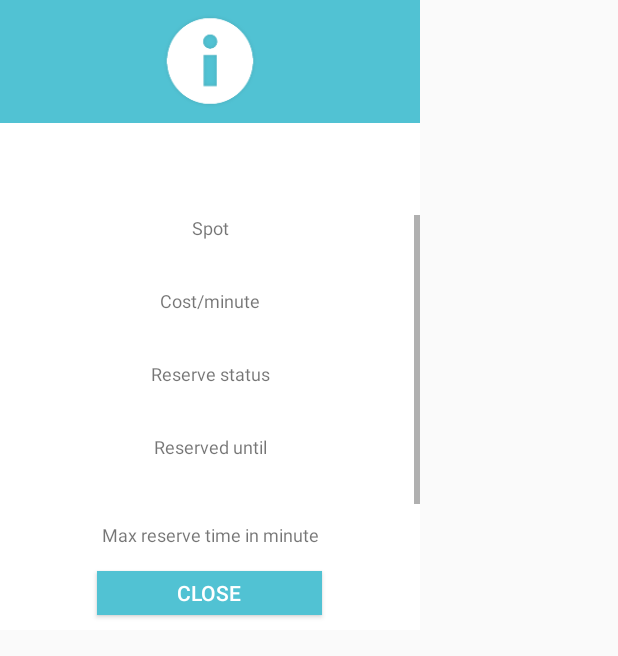
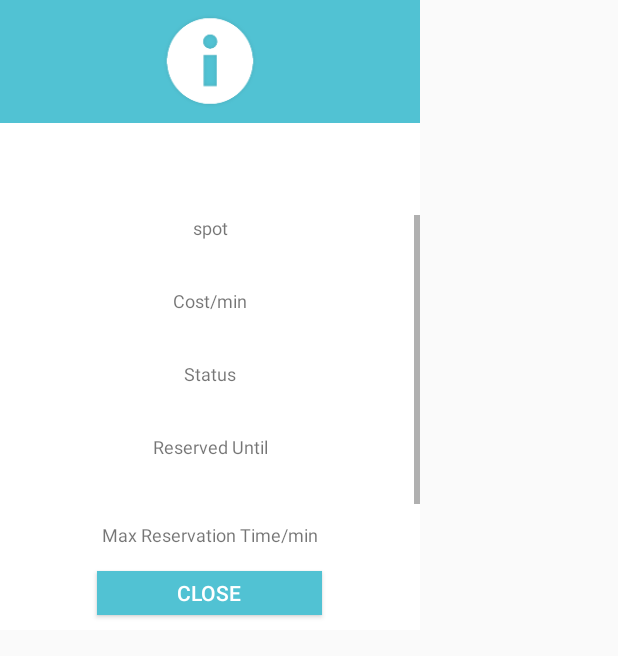
Before and after one commit to appfactoryCo/ParkingReservations, an Android app: the layout window_more.xml on its own in the app's theme, with its tools: preview values and no code run, on a phone screen of 412 x 824 dp. Shown: the top 656 px of the screen. Run offline under Robolectric (Android 15) with nearby library versions, the phone set to English and light mode, and no system bars.

Commit message:
Enhancements to landscape viewing

```diff
--- a/app/src/main/res/layout-land/window_more.xml
+++ b/app/src/main/res/layout-land/window_more.xml
@@ -1,7 +1,13 @@
 <?xml version="1.0" encoding="utf-8"?>
-<LinearLayout xmlns:android="http://schemas.android.com/apk/res/android"
+<RelativeLayout xmlns:android="http://schemas.android.com/apk/res/android"
     android:layout_width="280dp"
-    android:layout_height="420dp"
+    android:layout_height="match_parent"
+    android:background="@color/whitetrans"
+    android:orientation="vertical">
+
+    <LinearLayout
+        android:layout_width="match_parent"
+        android:layout_height="match_parent"
         android:background="@color/whitetrans"
         android:orientation="vertical">
 
@@ -16,7 +22,8 @@
                 android:layout_width="match_parent"
                 android:layout_height="wrap_content"
                 android:layout_gravity="center"
-            android:src="@drawable/info" />
+                android:src="@drawable/info"
+                android:contentDescription="@string/moreInfoWindow"/>
         </LinearLayout>
 
         <TextView
@@ -31,8 +38,8 @@
         <ScrollView
             android:layout_width="match_parent"
             android:layout_height="0px"
-        android:layout_weight="0.58"
-        android:layout_marginBottom="60dp">
+            android:layout_marginBottom="27dp"
+            android:layout_weight="0.65">
 
             <LinearLayout
                 android:layout_width="match_parent"
@@ -43,7 +50,7 @@
                     android:layout_width="match_parent"
                     android:layout_height="wrap_content"
                     android:gravity="center"
-                android:text="Spot"
+                    android:text="@string/spot"
                     android:textSize="12sp" />
 
                 <TextView
@@ -60,7 +67,7 @@
                     android:layout_height="wrap_content"
                     android:layout_marginTop="10dp"
                     android:gravity="center"
-                android:text="Cost/minute"
+                    android:text="@string/costPrMin"
                     android:textSize="12sp" />
 
                 <TextView
@@ -77,7 +84,7 @@
                     android:layout_height="wrap_content"
                     android:layout_marginTop="10dp"
                     android:gravity="center"
-                android:text="Reserve status"
+                    android:text="@string/reserveStatus"
                     android:textSize="12sp" />
 
                 <TextView
@@ -94,25 +101,25 @@
                     android:layout_height="wrap_content"
                     android:layout_marginTop="10dp"
                     android:gravity="center"
-                android:text="Reserved until"
+                    android:text="@string/reservedUntl"
                     android:textSize="12sp" />
 
                 <TextView
                     android:id="@+id/reservdUntl"
                     android:layout_width="match_parent"
                     android:layout_height="wrap_content"
+                    android:layout_marginBottom="10dp"
                     android:gravity="center"
                     android:textColor="@color/lightgreen"
                     android:textSize="16sp"
-                android:textStyle="bold"
-                android:layout_marginBottom="10dp"/>
+                    android:textStyle="bold" />
 
                 <TextView
                     android:layout_width="match_parent"
                     android:layout_height="wrap_content"
                     android:layout_marginTop="10dp"
                     android:gravity="center"
-                android:text="Max reserve time in minute"
+                    android:text="@string/maxTimePrMin"
                     android:textSize="12sp" />
 
                 <TextView
@@ -129,7 +136,7 @@
                     android:layout_height="wrap_content"
                     android:layout_marginTop="10dp"
                     android:gravity="center"
-                android:text="Minimum reserve time in minutes"
+                    android:text="@string/minTimePrMin"
                     android:textSize="12sp" />
 
                 <TextView
@@ -142,23 +149,22 @@
                     android:textStyle="bold" />
 
 
+            </LinearLayout>
+        </ScrollView>
+
+    </LinearLayout>
+
+
     <Button
         android:id="@+id/closebtn"
         android:layout_width="150dp"
-                android:layout_height="30dp"
-                android:layout_marginBottom="10dp"
-                android:layout_gravity="center"
+        android:layout_height="25dp"
+        android:layout_alignParentBottom="true"
+        android:layout_centerHorizontal="true"
+        android:layout_marginBottom="5dp"
         android:background="@color/lightgreen"
-                android:text="Close"
+        android:text="@string/close"
+        android:textAllCaps="false"
         android:textColor="@android:color/white" />
 
-
-
-        </LinearLayout>
-    </ScrollView>
-
-
-
-
-
-</LinearLayout>
+</RelativeLayout>
--- a/app/src/main/res/layout/window_more.xml
+++ b/app/src/main/res/layout/window_more.xml
@@ -16,7 +16,8 @@
             android:layout_width="match_parent"
             android:layout_height="wrap_content"
             android:layout_gravity="center"
-            android:src="@drawable/info" />
+            android:src="@drawable/info"
+            android:contentDescription="@string/moreInfoWindow"/>
     </LinearLayout>
 
     <TextView
@@ -42,7 +43,7 @@
                 android:layout_width="match_parent"
                 android:layout_height="wrap_content"
                 android:gravity="center"
-                android:text="Spot"
+                android:text="@string/spot"
                 android:textSize="12sp" />
 
             <TextView
@@ -59,7 +60,7 @@
                 android:layout_height="wrap_content"
                 android:layout_marginTop="10dp"
                 android:gravity="center"
-                android:text="Cost/minute"
+                android:text="@string/costPrMin"
                 android:textSize="12sp" />
 
             <TextView
@@ -76,7 +77,7 @@
                 android:layout_height="wrap_content"
                 android:layout_marginTop="10dp"
                 android:gravity="center"
-                android:text="Reserve status"
+                android:text="@string/reserveStatus"
                 android:textSize="12sp" />
 
             <TextView
@@ -93,7 +94,7 @@
                 android:layout_height="wrap_content"
                 android:layout_marginTop="10dp"
                 android:gravity="center"
-                android:text="Reserved until"
+                android:text="@string/reservedUntl"
                 android:textSize="12sp" />
 
             <TextView
@@ -111,7 +112,7 @@
                 android:layout_height="wrap_content"
                 android:layout_marginTop="10dp"
                 android:gravity="center"
-                android:text="Max reserve time in minute"
+                android:text="@string/maxTimePrMin"
                 android:textSize="12sp" />
 
             <TextView
@@ -128,7 +129,7 @@
                 android:layout_height="wrap_content"
                 android:layout_marginTop="10dp"
                 android:gravity="center"
-                android:text="Minimum reserve time in minutes"
+                android:text="@string/minTimePrMin"
                 android:textSize="12sp" />
 
             <TextView
@@ -157,7 +158,7 @@
         android:layout_marginBottom="10dp"
         android:layout_gravity="center"
         android:background="@color/lightgreen"
-        android:text="Close"
+        android:text="@string/close"
         android:textColor="@android:color/white" />
 
 
--- a/app/src/main/res/values/strings.xml
+++ b/app/src/main/res/values/strings.xml
@@ -10,4 +10,20 @@
     <string name="payAndReserve">Pay and Reserve</string>
     <string name="more">More</string>
     <string name="min">/min</string>
+    <string name="spot">spot</string>
+    <string name="costPrMin">Cost/min</string>
+    <string name="reserveStatus">Status</string>
+    <string name="reservedUntl">Reserved Until</string>
+    <string name="maxTimePrMin">Max Reservation Time/min</string>
+    <string name="minTimePrMin">Minimum Reservation Time/min</string>
+    <string name="close">Close</string>
+    <string name="moreInfoWindow">More info window</string>
+    <string name="loadingImg">"Loading Image..."</string>
+    <string name="hintDate">Date</string>
+    <string name="hintTime">Time</string>
+    <string name="reserveFor">Reserve for:</string>
+    <string name="seekVal">10</string>
+    <string name="min120">120 min</string>
+
+
 </resources>
```
Also changed, not shown: app/src/main/java/com/ridecell/app/ridecell/Activities/ParkingSpotsActivity.java (+4 -6 lines), app/src/main/res/layout-land/activity_spot_info.xml (+4 -5 lines), app/src/main/res/layout-land/window_marker.xml (+4 -4 lines), app/src/main/res/layout/activity_spot_info.xml (+6 -8 lines). Lines whose indentation alone changed are shown as unchanged.
